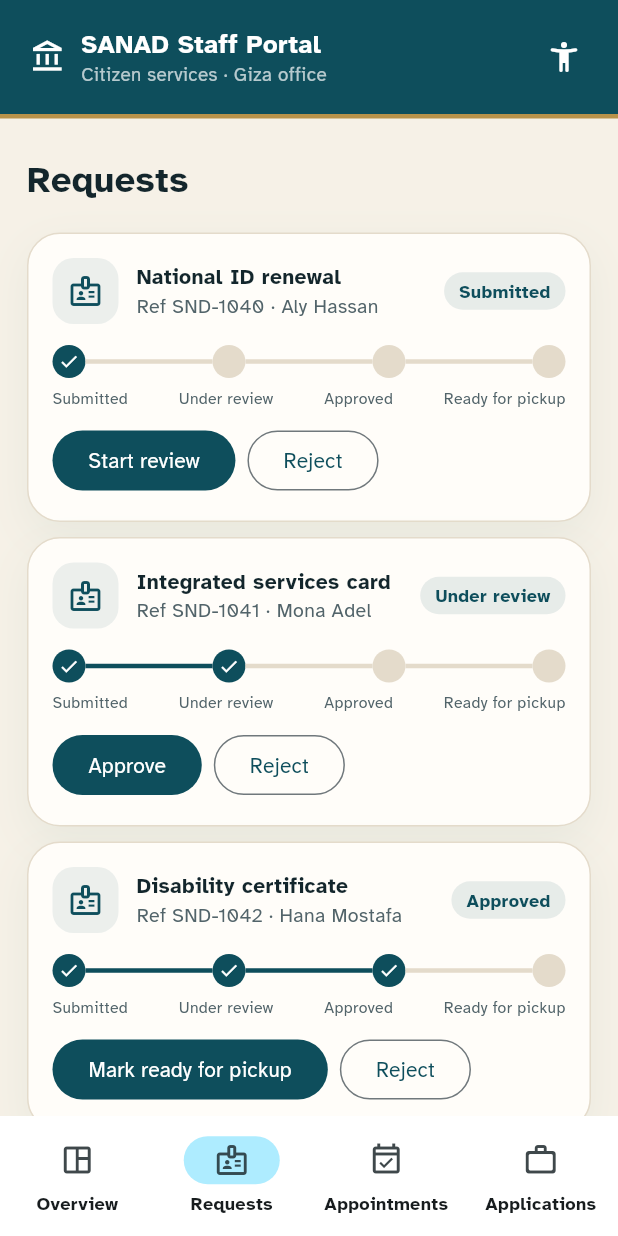
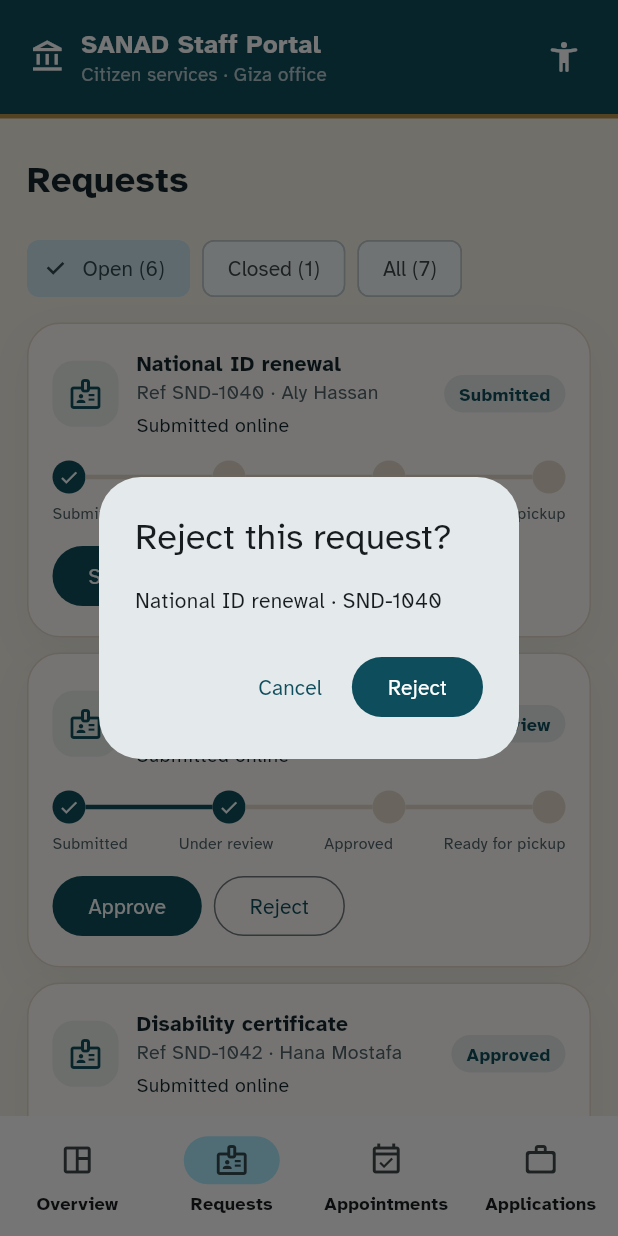
Before and after one commit to EyadOraby/grad, a Flutter app: the StaffPortal screen opened directly, item 2 of the bottom bar chosen, after a tap on "Reject", on a phone screen of 412 x 824 dp. Run offline on Flutter 3.47's test engine with Material 3 defaults, Android fonts, the phone set to English and light mode, and no system bars; our stand-ins replace carousel_slider, firebase_core, shared_preferences; accounts and stored records are empty.

Commit message:
Staff requests: filter, request details, translated Approve, confirm before rejecting

```diff
--- a/lib/l10n/sanad_strings.dart
+++ b/lib/l10n/sanad_strings.dart
@@ -282,6 +282,11 @@ const sanadArabic = <String, String>{
   'Fri': 'الجمعة',
   'Sat': 'السبت',
   'Sun': 'الأحد',
+  'Reject this request?': 'رفض هذا الطلب؟',
+  'Open': 'مفتوحة',
+  'Closed': 'مغلقة',
+  'All': 'الكل',
+  'Nothing here.': 'لا شيء هنا.',
   'Pending Applications': 'تقديمات قيد الانتظار',
 };
 
--- a/lib/views/pages/activity_page.dart
+++ b/lib/views/pages/activity_page.dart
@@ -162,6 +162,13 @@ class RequestCard extends StatelessWidget {
               Text(
                   '${context.t('Ref')} ${request.reference} · ${context.t(request.citizen)}',
                   style: TextStyle(color: SanadColors.inkMuted, fontSize: 13)),
+              if (request.details.isNotEmpty)
+                Padding(
+                  padding: const EdgeInsets.only(top: 4),
+                  child: Text(request.details,
+                      style: const TextStyle(
+                          color: SanadColors.ink, fontSize: 13, height: 1.35)),
+                ),
             ]),
           ),
           _StatusText(context.t(request.status.label),
--- a/lib/views/pages/staff/staff_portal.dart
+++ b/lib/views/pages/staff/staff_portal.dart
@@ -242,14 +242,49 @@ class _Overview extends StatelessWidget {
   }
 }
 
-class _Requests extends StatelessWidget {
+class _Requests extends StatefulWidget {
   const _Requests();
 
   @override
+  State<_Requests> createState() => _RequestsState();
+}
+
+class _RequestsState extends State<_Requests> {
+  /// null = all, true = still open, false = closed (ready, approved or rejected).
+  bool? _open = true;
+
+  bool _isOpen(ServiceRequest r) => r.status.next != null;
+
+  Future<void> _reject(ServiceRequest r) async {
+    final ok = await showDialog<bool>(
+      context: context,
+      builder: (context) => AlertDialog(
+        title: Text(context.t('Reject this request?')),
+        content: Text('${context.t(r.service)} · ${r.reference}'),
+        actions: [
+          TextButton(onPressed: () => Navigator.pop(context, false), child: Text(context.t('Cancel'))),
+          FilledButton(onPressed: () => Navigator.pop(context, true), child: Text(context.t('Reject'))),
+        ],
+      ),
+    );
+    if (ok == true) sanadStore.rejectRequest(r.reference);
+  }
+
+  @override
   Widget build(BuildContext context) {
-    final list = [...sanadStore.requests]
-      ..sort((a, b) => b.createdAt.compareTo(a.createdAt));
-    return Column(children: [
+    final all = [...sanadStore.requests]..sort((a, b) => b.createdAt.compareTo(a.createdAt));
+    final list = _open == null ? all : all.where((r) => _isOpen(r) == _open).toList();
+    return Column(crossAxisAlignment: CrossAxisAlignment.start, children: [
+      Wrap(spacing: 8, children: [
+        for (final (value, label) in [(true, 'Open'), (false, 'Closed'), (null, 'All')])
+          ChoiceChip(
+            label: Text('${context.t(label)} (${value == null ? all.length : all.where((r) => _isOpen(r) == value).length})'),
+            selected: _open == value,
+            onSelected: (_) => setState(() => _open = value),
+          ),
+      ]),
+      const SizedBox(height: 12),
+      if (list.isEmpty) Text(context.t('Nothing here.')),
       for (final r in list)
         Padding(
           padding: const EdgeInsets.only(bottom: 10),
@@ -262,12 +297,12 @@ class _Requests extends StatelessWidget {
                       onPressed: () => sanadStore.advanceRequest(r.reference),
                       child: Text(switch (r.status.next!) {
                         RequestStatus.underReview => context.t('Start review'),
-                        RequestStatus.approved => 'Approve',
+                        RequestStatus.approved => context.t('Approve'),
                         _ => context.t('Mark ready for pickup'),
                       }),
                     ),
                     OutlinedButton(
-                      onPressed: () => sanadStore.rejectRequest(r.reference),
+                      onPressed: () => _reject(r),
                       child: Text(context.t('Reject')),
                     ),
                   ]),
```
